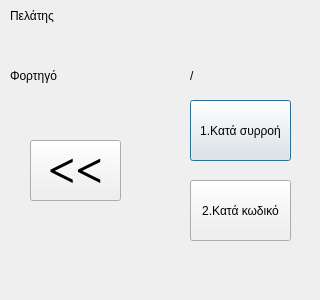
The window that fortosi_new_1_b.ui (algogr/Elina_Scanner) describes before a commit, drawn with Qt 5.
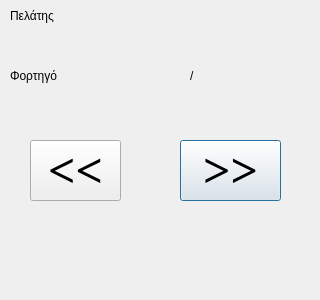
The same window after the commit.

The edit to the form file:
```diff
--- a/fortosi_new_1_b.ui
+++ b/fortosi_new_1_b.ui
@@ -99,14 +99,22 @@
   <widget class="QPushButton" name="pushLoop">
    <property name="geometry">
     <rect>
-     <x>190</x>
-     <y>100</y>
+     <x>180</x>
+     <y>140</y>
      <width>101</width>
      <height>61</height>
     </rect>
    </property>
+   <property name="font">
+    <font>
+     <family>Times New Roman</family>
+     <pointsize>36</pointsize>
+     <weight>75</weight>
+     <bold>true</bold>
+    </font>
+   </property>
    <property name="text">
-    <string>1.Κατά συρροή</string>
+    <string>&gt;&gt;</string>
    </property>
    <property name="shortcut">
     <string>1</string>
@@ -125,22 +133,6 @@
     <string>/</string>
    </property>
   </widget>
-  <widget class="QPushButton" name="pushCode">
-   <property name="geometry">
-    <rect>
-     <x>190</x>
-     <y>180</y>
-     <width>101</width>
-     <height>61</height>
-    </rect>
-   </property>
-   <property name="text">
-    <string>2.Κατά κωδικό</string>
-   </property>
-   <property name="shortcut">
-    <string>2</string>
-   </property>
-  </widget>
   <widget class="QPushButton" name="pushBack">
    <property name="geometry">
     <rect>
```
